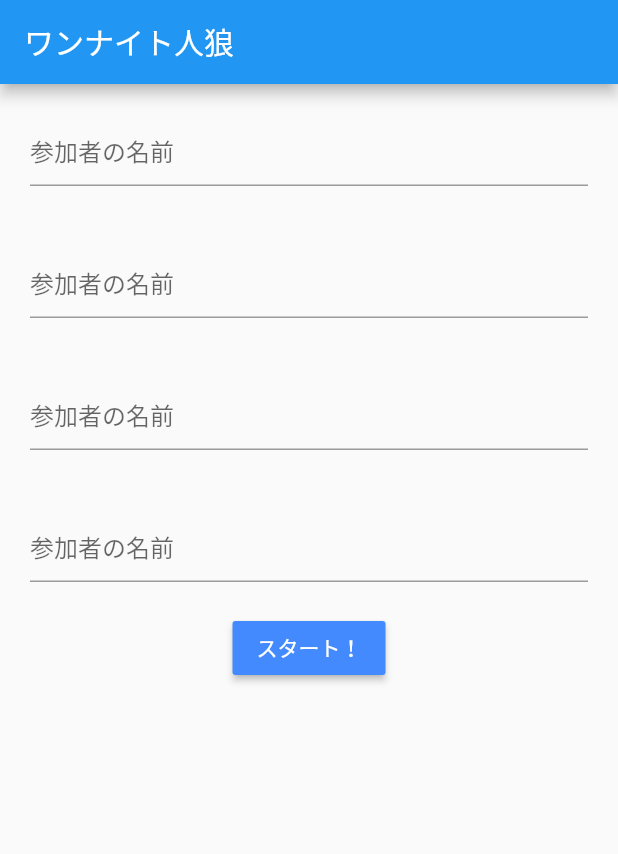
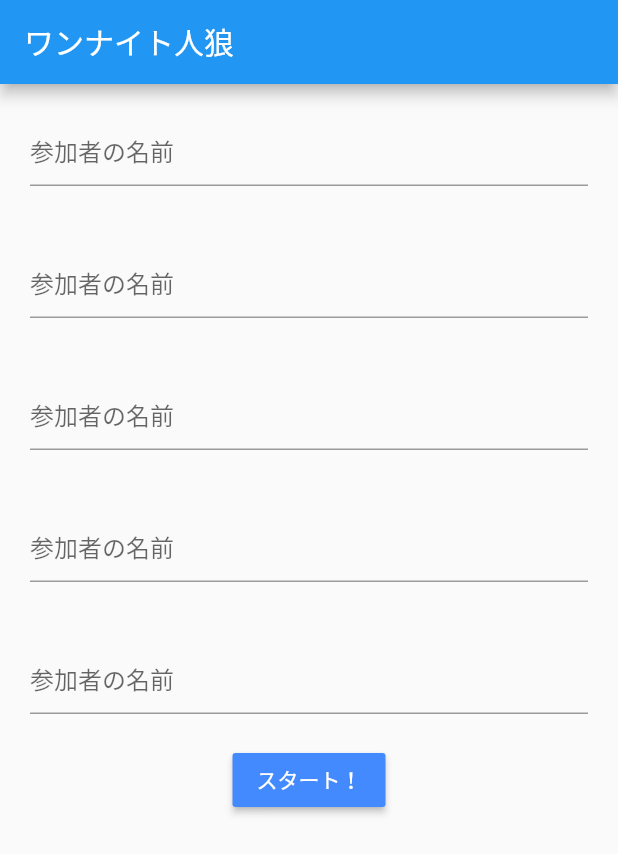
Before and after one commit to YujiOnishi/jinro, a Flutter app: the screen it shows after launch, on a phone screen of 412 x 824 dp. Shown: the top 854 px of the screen. Run offline on Flutter 3.47's test engine with Material 2 defaults, Android fonts, the phone set to English and light mode, and no system bars; our stand-ins replace flutter_hooks, hooks_riverpod, state_notifier.

Commit message:
update(5人用)

```diff
--- a/lib/pages/start.dart
+++ b/lib/pages/start.dart
@@ -7,6 +7,7 @@ import '../pages/game.dart';
 
 class StartApp extends HookWidget {
   final List<TextEditingController> controllers = [
+    TextEditingController(),
     TextEditingController(),
     TextEditingController(),
     TextEditingController(),
@@ -50,7 +51,7 @@ class StartApp extends HookWidget {
 
   List<Widget> createPlayerWidgets() {
     List<Widget> players = List<Widget>();
-    for (int i = 0; i < 4; i++) {
+    for (int i = 0; i < 5; i++) {
       players.add(
         Padding(
           padding: EdgeInsets.all(20),
--- a/lib/provider/game.dart
+++ b/lib/provider/game.dart
@@ -9,6 +9,7 @@ class Game extends StateNotifier<int> {
   List<TextEditingController> get controllers => _controllers;
 
   List<String> _positions = [
+    "村人",
     "村人",
     "村人",
     "人狼",
```
